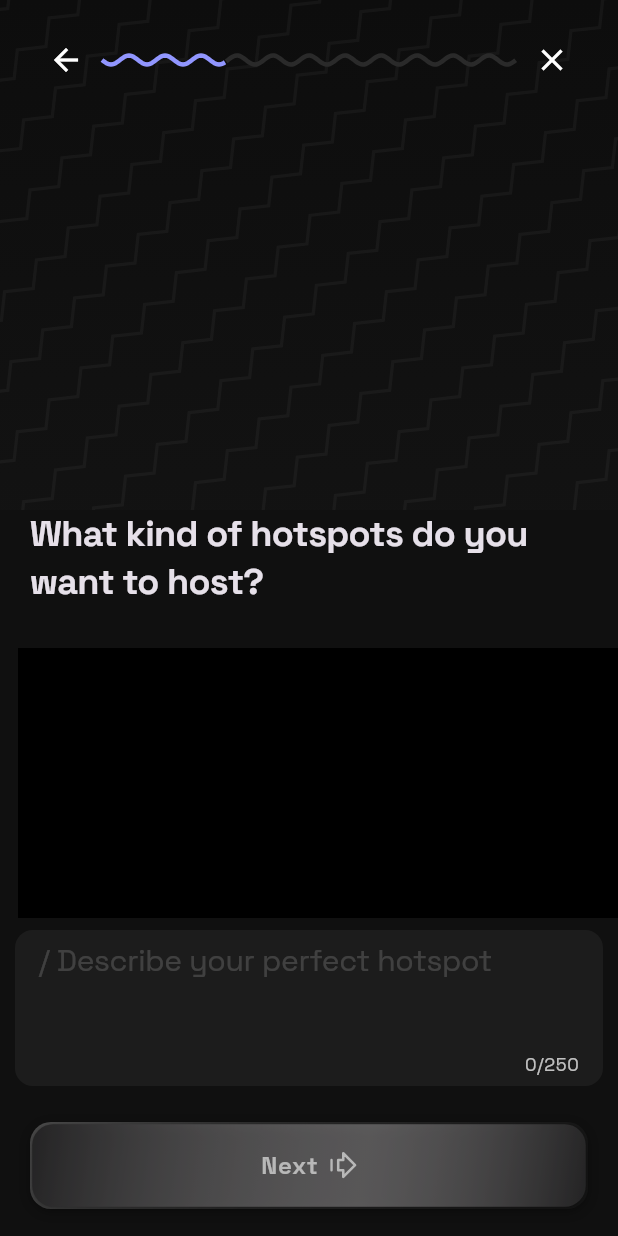
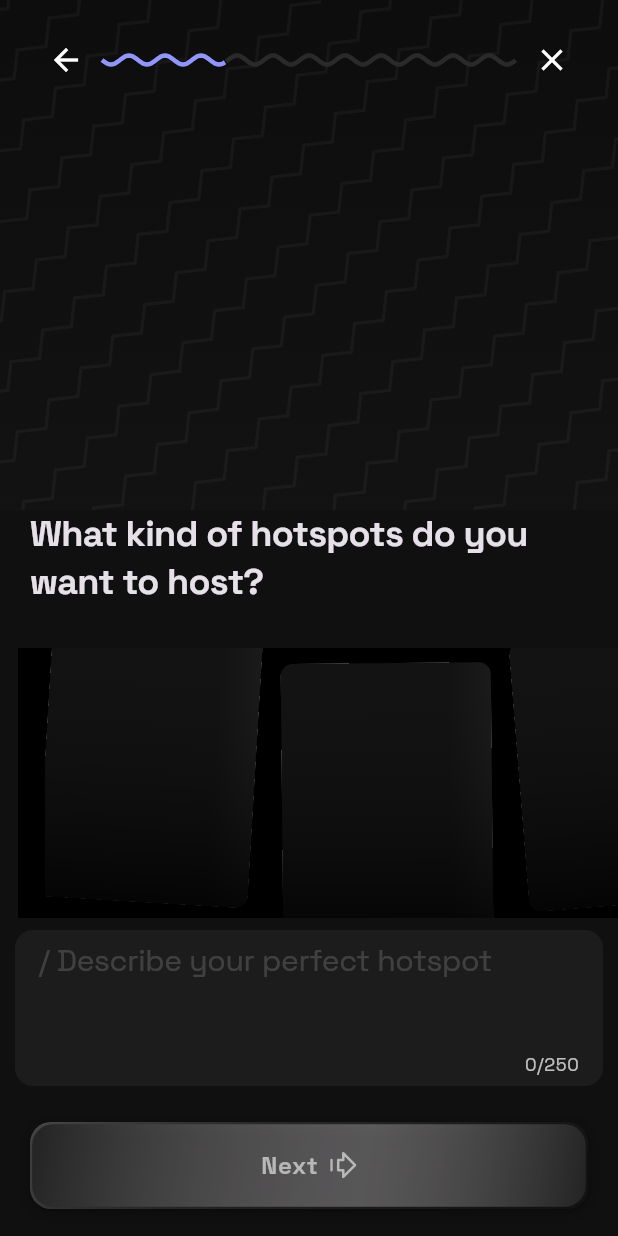
Before and after one commit to abhi123nith/8club, a Flutter app: the first screen one second after launch, on a phone screen of 412 x 824 dp. Run offline on Flutter 3.47's test engine with Material 3 defaults, Android fonts, the light colour scheme and no system bars; our stand-ins replace camera, dio, flutter_riverpod, flutter_svg, google_fonts, permission_handler and 1 more; missing offline and left inert: flutter_sound.

Commit message:
added shimer skelton animation for api call

```diff
--- a/lib/main.dart
+++ b/lib/main.dart
@@ -27,7 +27,7 @@ class MyApp extends StatelessWidget {
             letterSpacing: -0.84,
           ),
         ),
-        // Use Space Grotesk as the base text theme across the app
+        // Using Space Grotesk across the app
         textTheme: GoogleFonts.spaceGroteskTextTheme(
           ThemeData.dark().textTheme,
         ),
--- a/lib/providers/experience_provider.dart
+++ b/lib/providers/experience_provider.dart
@@ -6,7 +6,8 @@ final apiServiceProvider = Provider((ref) => ApiService());
 
 final experiencesProvider = FutureProvider<List<Experience>>((ref) async {
   final apiService = ref.read(apiServiceProvider);
-  return apiService.getExperiences();
+  final result = await apiService.getExperiences();
+  return result;
 });
 
 final selectedExperiencesProvider = StateProvider<Set<int>>((ref) => {});
--- a/lib/screens/experience_selection_screen.dart
+++ b/lib/screens/experience_selection_screen.dart
@@ -9,6 +9,7 @@ import 'package:hotspots_hostes/screens/onboarding_question_screen.dart';
 import 'package:hotspots_hostes/utils/app_colors.dart';
 import 'package:hotspots_hostes/utils/next_button.dart';
 import 'package:hotspots_hostes/utils/zig_zag_background.dart';
+import 'package:hotspots_hostes/widgets/shimmer_experience_card.dart';
 
 class ExperienceSelectionScreen extends ConsumerWidget {
   const ExperienceSelectionScreen({super.key});
@@ -67,27 +68,20 @@ class _ExperienceSelectionContentState
         _selectedIds.remove(id);
       } else {
         _selectedIds.add(id);
-        // Move selected card to first position
+
         _moveCardToFirst(id, experiences);
       }
     });
   }
 
-  void _moveCardToFirst(int id, List<Experience> experiences) {
-    // This is handled in the UI by reordering the list
-  }
+  void _moveCardToFirst(int id, List<Experience> experiences) {}
 
   void _navigateToNextScreen() {
-    // Log the state
-    debugPrint("Selected Experience IDs: $_selectedIds");
-    debugPrint("Description: ${_descController.text}");
-
-    // Store the selected experience ids and text in the state
+    // Storing  the selected experience ids and text in the state
     ref.read(selectedExperiencesProvider.notifier).state = _selectedIds;
     ref.read(experienceDescriptionProvider.notifier).state =
         _descController.text;
 
-    // Navigate to the onboarding screen with a smooth transition
     Navigator.of(context).push(
       PageRouteBuilder(
         transitionDuration: const Duration(milliseconds: 360),
@@ -98,7 +92,6 @@ class _ExperienceSelectionContentState
               experienceDescription: _descController.text,
             ),
         transitionsBuilder: (context, animation, secondaryAnimation, child) {
-          // Combine a subtle slide with a fade for a smooth entrance
           final tween = Tween<Offset>(
             begin: const Offset(0.0, 0.06),
             end: Offset.zero,
@@ -119,10 +112,10 @@ class _ExperienceSelectionContentState
 
   @override
   Widget build(BuildContext context) {
-    // Check if keyboard is open
+    //  keyboard checking
     final bool isKeyboardOpen = MediaQuery.of(context).viewInsets.bottom > 0;
 
-    // Check if next button should be enabled
+    // disable or enable next button
     final bool isNextEnabled =
         _selectedIds.isNotEmpty || _descController.text.isNotEmpty;
 
@@ -132,7 +125,7 @@ class _ExperienceSelectionContentState
         child: SafeArea(
           child: Column(
             children: [
-              // Top bar at the top
+              // Top bar
               Padding(
                 padding: const EdgeInsets.symmetric(
                   horizontal: 20,
@@ -298,13 +291,31 @@ class _ExperienceSelectionContentState
                               },
                             );
                           },
-                          loading: () => const Center(
-                            child: CircularProgressIndicator(
-                              valueColor: AlwaysStoppedAnimation<Color>(
-                                AppColors.blue9196FF,
+                          loading: () {
+                            return Container(
+                              height: isKeyboardOpen ? 150 : 180,
+                              padding: const EdgeInsets.only(left: 3),
+                              margin: const EdgeInsets.only(left: 12),
+                              color: Colors.black,
+                              child: ListView.builder(
+                                scrollDirection: Axis.horizontal,
+                                itemCount: 3,
+                                itemBuilder: (context, index) {
+                                  final double verticalOffset = index.isEven
+                                      ? -10.0
+                                      : 10.0;
+                                  final double tiltAngle =
+                                      0.06 - (index * 0.07);
+
+                                  return ShimmerExperienceCard(
+                                    verticalOffset: verticalOffset,
+                                    tiltAngle: tiltAngle,
+                                    height: isKeyboardOpen ? 150 : 180,
+                                  );
+                                },
                               ),
-                            ),
-                          ),
+                            );
+                          },
                           error: (error, stack) {
                             // Fallback to mock data if API fails
                             final mockExperiences = _getMockExperiences();
@@ -426,8 +437,7 @@ class _ExperienceSelectionContentState
                               fontSize: 16,
                             ),
                             decoration: InputDecoration(
-                              isCollapsed:
-                                  true, // 👈 Prevents extra internal padding
+                              isCollapsed: true,
                               border: InputBorder.none,
                               hintText: TextConstants.experienceDescriptionHint,
                               hintStyle:
--- a/lib/screens/onboarding_question_screen.dart
+++ b/lib/screens/onboarding_question_screen.dart
@@ -74,7 +74,6 @@ class _OnboardingQuestionScreenState extends State<OnboardingQuestionScreen>
 
   Future<void> _initRecorder() async {
     await _recorder.openRecorder();
-    await Permission.microphone.request();
   }
 
   Future<void> _initPlayer() async {
@@ -82,21 +81,33 @@ class _OnboardingQuestionScreenState extends State<OnboardingQuestionScreen>
   }
 
   Future<void> _initCamera() async {
+    // avaible camersa
+    if (_availableCameras.isEmpty) {
       _availableCameras = await availableCameras();
+    }
+
     if (_availableCameras.isNotEmpty) {
+      // Disposing controller if it exists
+      await _cameraController?.dispose();
+
       _cameraController = CameraController(
         _availableCameras[_cameraIndex],
         ResolutionPreset.medium,
       );
+
+      try {
         await _cameraController?.initialize();
         setState(() {});
+      } catch (e) {
+        debugPrint('Error initializing camera: $e');
+      }
     }
   }
 
   void _switchCamera() async {
     if (_availableCameras.length < 2) return;
 
-    // If recording, stop first
+
     if (_isRecordingVideo) {
       await _stopVideoRecording();
       await Future.delayed(const Duration(milliseconds: 400));
@@ -120,7 +131,7 @@ class _OnboardingQuestionScreenState extends State<OnboardingQuestionScreen>
       _waveform = List.generate(30, (index) => Random().nextDouble() * 35 + 15);
     });
 
-    // Slightly faster refresh for smoother animation
+
     Future.delayed(const Duration(milliseconds: 80), _simulateWaveform);
   }
 
@@ -141,7 +152,8 @@ class _OnboardingQuestionScreenState extends State<OnboardingQuestionScreen>
   }
 
   Future<void> _startAudioRecording() async {
-    if (await Permission.microphone.isGranted) {
+    final status = await Permission.microphone.request();
+    if (status.isGranted) {
       final dir = await getApplicationDocumentsDirectory();
       final path =
           '${dir.path}/recording_${DateTime.now().millisecondsSinceEpoch}.aac';
@@ -153,6 +165,9 @@ class _OnboardingQuestionScreenState extends State<OnboardingQuestionScreen>
       });
       _simulateWaveform();
       _startTimer();
+    } else if (status.isPermanentlyDenied) {
+      // Open app settings if permission is permanently denied
+      await openAppSettings();
     }
   }
 
@@ -164,7 +179,17 @@ class _OnboardingQuestionScreenState extends State<OnboardingQuestionScreen>
 
   Future<void> _startVideoRecording() async {
     final status = await Permission.camera.request();
-    if (!status.isGranted || _cameraController == null) return;
+    if (status.isGranted) {
+      if (_cameraController == null ||
+          !_cameraController!.value.isInitialized) {
+        await _initCamera();
+
+        if (_cameraController == null ||
+            !_cameraController!.value.isInitialized) {
+          debugPrint('Error: Camera failed to initialize');
+          return;
+        }
+      }
 
       try {
         await _cameraController?.startVideoRecording();
@@ -172,6 +197,10 @@ class _OnboardingQuestionScreenState extends State<OnboardingQuestionScreen>
         setState(() => _isRecordingVideo = true);
       } catch (e) {
         debugPrint('Error starting video: $e');
+      }
+    } else if (status.isPermanentlyDenied) {
+      // Open app settings if permission is permanently denied
+      await openAppSettings();
     }
   }
 
@@ -312,7 +341,7 @@ class _OnboardingQuestionScreenState extends State<OnboardingQuestionScreen>
       );
     }
 
-    // Full card as before
+    // Full card
     if (_isRecordingAudio) {
       return _buildAudioCard(
         title: "Audio is recording...",
@@ -439,7 +468,7 @@ class _OnboardingQuestionScreenState extends State<OnboardingQuestionScreen>
   }
 
   Widget _buildVideoSection() {
-    // Compact card when keyboard is open + video recorded
+    // Card when keyboard is open + video recorded
     if (_recordedVideoPath != null &&
         _videoPlayerController != null &&
         _videoPlayerController!.value.isInitialized &&
@@ -525,7 +554,7 @@ class _OnboardingQuestionScreenState extends State<OnboardingQuestionScreen>
       );
     }
 
-    // Otherwise keep your full layout
+     // full layout for video (preview)
     if (_isRecordingVideo) {
       return _buildVideoCard(
         title: "Recording Video... ${_formatDuration(_recordingDuration)}",
@@ -693,7 +722,7 @@ class _OnboardingQuestionScreenState extends State<OnboardingQuestionScreen>
                     child: Text(
                       TextConstants.onboardingQuestionHint,
                       style: GoogleFonts.spaceGrotesk(
-                        // fontFamily: 'Space Grotesk',
+
                         color: Colors.white70,
                         fontSize: 14,
                       ),
@@ -705,7 +734,7 @@ class _OnboardingQuestionScreenState extends State<OnboardingQuestionScreen>
                   curve: Curves.easeInOut,
                   height: MediaQuery.of(context).viewInsets.bottom > 0
                       ? 140
-                      : 190, // adjust heights
+                      : 190,
                   child: TextField(
                     controller: _controller,
                     maxLines: null,
@@ -761,13 +790,13 @@ class _OnboardingQuestionScreenState extends State<OnboardingQuestionScreen>
                                       colors: [
                                         Color(
                                           0x66FFFFFF,
-                                        ), // bright edge top-left
+                                        ),
                                         Color(
                                           0x33FFFFFF,
-                                        ), // subtle mid transition
+                                        ),
                                         Color(
                                           0x0DFFFFFF,
-                                        ), // soft bottom-right fade
+                                        ),
                                       ],
                                       stops: [0.0, 0.4, 1.0],
                                     )
@@ -818,13 +847,13 @@ class _OnboardingQuestionScreenState extends State<OnboardingQuestionScreen>
                                       colors: [
                                         Color(
                                           0x66FFFFFF,
-                                        ), // bright edge top-left
+                                        ),
                                         Color(
                                           0x33FFFFFF,
-                                        ), // subtle mid transition
+                                        ),
                                         Color(
                                           0x0DFFFFFF,
-                                        ), // soft bottom-right fade
+                                        ),
                                       ],
                                       stops: [0.0, 0.4, 1.0],
                                     )
--- a/lib/services/api_service.dart
+++ b/lib/services/api_service.dart
@@ -1,3 +1,5 @@
+import 'dart:async';
+
 import 'package:dio/dio.dart';
 import 'package:hotspots_hostes/models/experience.dart';
 
@@ -7,6 +9,8 @@ class ApiService {
 
   Future<List<Experience>> getExperiences() async {
     try {
+      await Future.delayed(const Duration(milliseconds: 1500));
+
       final response = await _dio.get('$baseUrl/experiences?active=true');
 
       if (response.statusCode == 200) {
--- /dev/null
+++ b/lib/widgets/shimmer_experience_card.dart
@@ -0,0 +1,75 @@
+import 'package:flutter/material.dart';
+import 'package:hotspots_hostes/utils/app_colors.dart';
+import 'package:hotspots_hostes/widgets/shimmer_loading.dart';
+
+class ShimmerExperienceCard extends StatelessWidget {
+  final double width;
+  final double height;
+  final double verticalOffset;
+  final double tiltAngle;
+
+  const ShimmerExperienceCard({
+    super.key,
+    this.width = 140,
+    this.height = 180,
+    this.verticalOffset = 0,
+    this.tiltAngle = 0,
+  });
+
+  @override
+  Widget build(BuildContext context) {
+    return Transform.translate(
+      offset: Offset(0, verticalOffset),
+      child: Transform.rotate(
+        angle: tiltAngle,
+        child: Container(
+          margin: const EdgeInsets.only(right: 18),
+          width: width,
+          height: height,
+          decoration: BoxDecoration(
+            borderRadius: BorderRadius.circular(8),
+            boxShadow: [
+              BoxShadow(
+                color: Colors.black.withOpacity(0.3),
+                blurRadius: 6,
+                offset: const Offset(0, 3),
+              ),
+            ],
+          ),
+          child: ShimmerLoading(
+            isLoading: true,
+            child: Container(
+              decoration: BoxDecoration(
+                borderRadius: BorderRadius.circular(8),
+                color: AppColors.white14,
+              ),
+              child: Stack(
+                children: [
+                  Container(
+                    decoration: BoxDecoration(
+                      borderRadius: BorderRadius.circular(8),
+                      color: AppColors.white29,
+                    ),
+                  ),
+                  Container(
+                    decoration: BoxDecoration(
+                      borderRadius: BorderRadius.circular(8),
+                      gradient: LinearGradient(
+                        begin: Alignment.topCenter,
+                        end: Alignment.bottomCenter,
+                        colors: [
+                          AppColors.white29.withOpacity(0.3),
+                          AppColors.black10.withOpacity(0.7),
+                        ],
+                      ),
+                    ),
+                  ),
+                ],
+              ),
+            ),
+          ),
+        ),
+      ),
+    );
+  }
+}
--- /dev/null
+++ b/lib/widgets/shimmer_loading.dart
@@ -0,0 +1,60 @@
+import 'package:flutter/material.dart';
+import 'package:hotspots_hostes/utils/app_colors.dart';
+
+class ShimmerLoading extends StatefulWidget {
+  final bool isLoading;
+  final Widget child;
+
+  const ShimmerLoading({
+    super.key,
+    required this.isLoading,
+    required this.child,
+  });
+
+  @override
+  State<ShimmerLoading> createState() => _ShimmerLoadingState();
+}
+
+class _ShimmerLoadingState extends State<ShimmerLoading>
+    with SingleTickerProviderStateMixin {
+  late AnimationController _controller;
+
+  @override
+  void initState() {
+    super.initState();
+    _controller = AnimationController(
+      vsync: this,
+      duration: const Duration(milliseconds: 1000),
+    )..repeat();
+  }
+
+  @override
+  void dispose() {
+    _controller.dispose();
+    super.dispose();
+  }
+
+  @override
+  Widget build(BuildContext context) {
+    if (!widget.isLoading) {
+      return widget.child;
+    }
+
+    return AnimatedBuilder(
+      animation: _controller,
+      builder: (context, child) {
+        return ShaderMask(
+          shaderCallback: (bounds) {
+            return LinearGradient(
+              colors: [AppColors.white29, AppColors.white52, AppColors.white29],
+              stops: const [0.0, 0.5, 1.0],
+              begin: Alignment(-1.0 + 2.0 * _controller.value, 0),
+              end: Alignment(1.0 + 2.0 * _controller.value, 0),
+            ).createShader(bounds);
+          },
+          child: widget.child,
+        );
+      },
+    );
+  }
+}
```
Also changed, not shown: lib/models/wave_line.dart (+7 -9 lines), pubspec.yaml (+12 -61 lines). Lines whose indentation alone changed are shown as unchanged.
